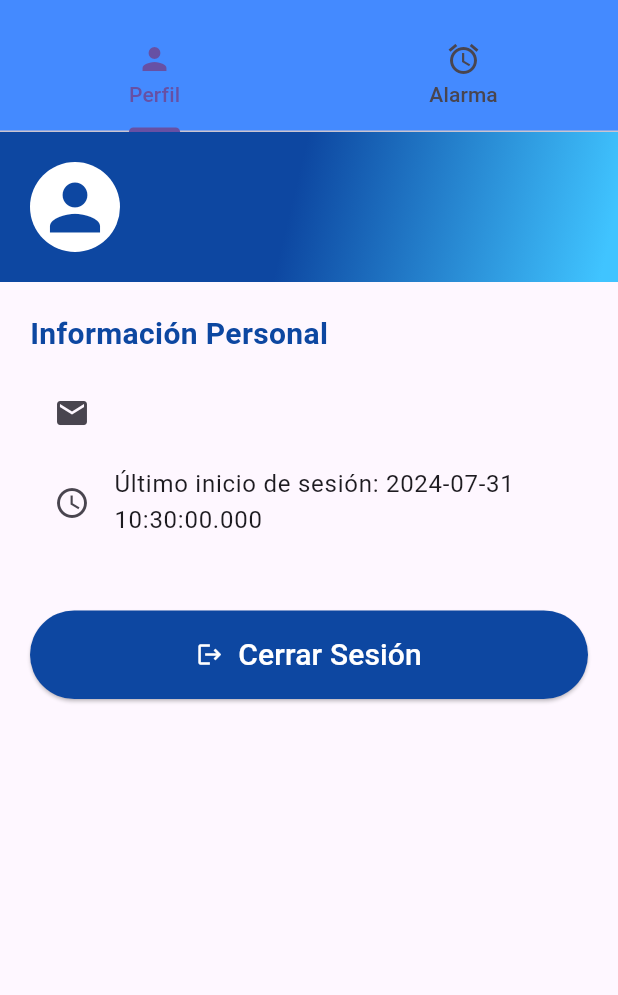
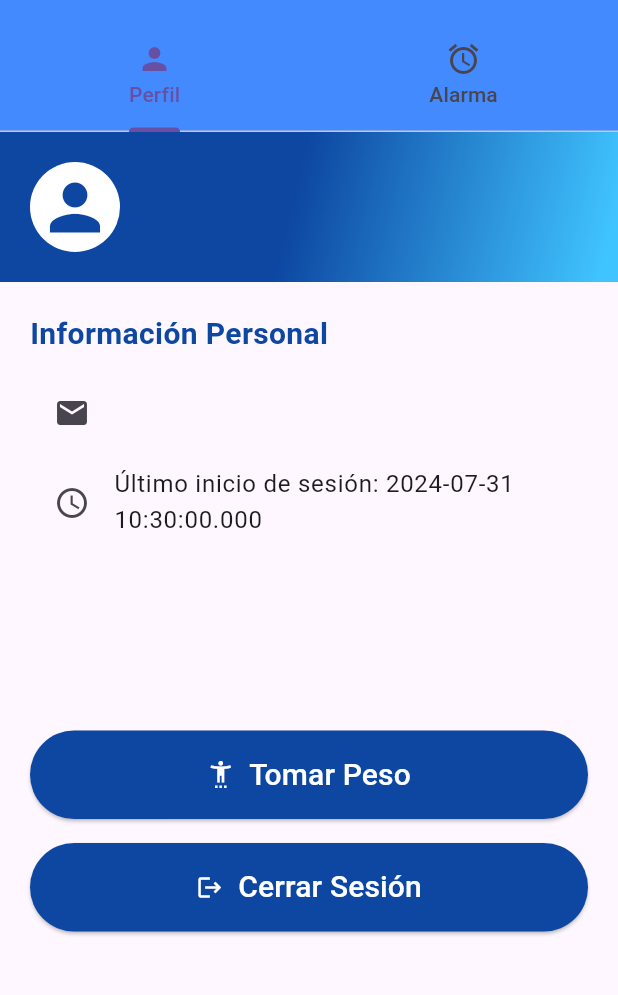
Before and after one commit to Brahn71/appint, a Flutter app: the screen it shows once a user with an empty profile is signed in, on a phone screen of 412 x 824 dp, the part 63-1058 px from its top. Run offline on Flutter 3.47's test engine with Material 3 defaults, Android fonts, the phone set to English and light mode, and no system bars; our stand-ins replace animate_do, firebase_auth, firebase_core, flutter_local_notifications, shared_preferences, timezone; accounts and stored records are empty.

Commit message:
mejoras esteticas de la aplicacion

```diff
--- a/lib/pantallas/login.dart
+++ b/lib/pantallas/login.dart
@@ -24,7 +24,7 @@ class _LoginState extends State<Login> {
     if (email.isEmpty || password.isEmpty) {
       // Mostrar mensaje de error si uno de los campos está vacío
       ScaffoldMessenger.of(context).showSnackBar(
-        SnackBar(
+        const SnackBar(
           content: const Text('Por favor ingresa tu correo y contraseña.'),
           backgroundColor: Colors.red,
           duration: const Duration(seconds: 3),
@@ -64,7 +64,6 @@ class _LoginState extends State<Login> {
 
       if (e is FirebaseAuthException) {
         switch (e.code) {
-          case 'user-not-found':
           case 'wrong-password':
             errorMessage = 'Correo o contraseña incorrectos.';
             break;
--- a/lib/pantallas/usuario.dart
+++ b/lib/pantallas/usuario.dart
@@ -150,10 +150,42 @@ class _UsuarioState extends State<Usuario> with SingleTickerProviderStateMixin {
               ],
             ),
           ),
-          const SizedBox(height: 20),
+          const SizedBox(height: 100),
           Padding(
             padding: const EdgeInsets.symmetric(horizontal: 20),
-            child: ElevatedButton(
+            child: Column(
+              children: [
+                // Botón "Tomar Peso"
+                ElevatedButton(
+                  onPressed: () {
+                    // Acción del botón "Tomar Peso"
+                    print('Tomar Peso ');
+                  },
+                  style: ElevatedButton.styleFrom(
+                    padding: const EdgeInsets.all(15),
+                    backgroundColor: Colors.blue.shade900,
+                    shape: RoundedRectangleBorder(
+                      borderRadius: BorderRadius.circular(30),
+                    ),
+                  ),
+                  child: const Row(
+                    mainAxisAlignment: MainAxisAlignment.center,
+                    children: <Widget>[
+                      Icon(Icons.settings_accessibility, color: Colors.white),
+                      SizedBox(width: 10),
+                      Text(
+                        'Tomar Peso',
+                        style: TextStyle(
+                          fontSize: 20,
+                          color: Colors.white,
+                        ),
+                      ),
+                    ],
+                  ),
+                ),
+                const SizedBox(height: 16), // Espacio entre los botones
+                // Botón "Cerrar Sesión"
+                ElevatedButton(
                   onPressed: _logout,
                   style: ElevatedButton.styleFrom(
                     padding: const EdgeInsets.all(15),
@@ -177,6 +209,8 @@ class _UsuarioState extends State<Usuario> with SingleTickerProviderStateMixin {
                     ],
                   ),
                 ),
+              ],
+            ),
           ),
         ],
       ),
```
Also changed, not shown: lib/pantallas/reloj_alarma.dart (+22 -9 lines), 1 other file. Lines whose indentation alone changed are shown as unchanged.
